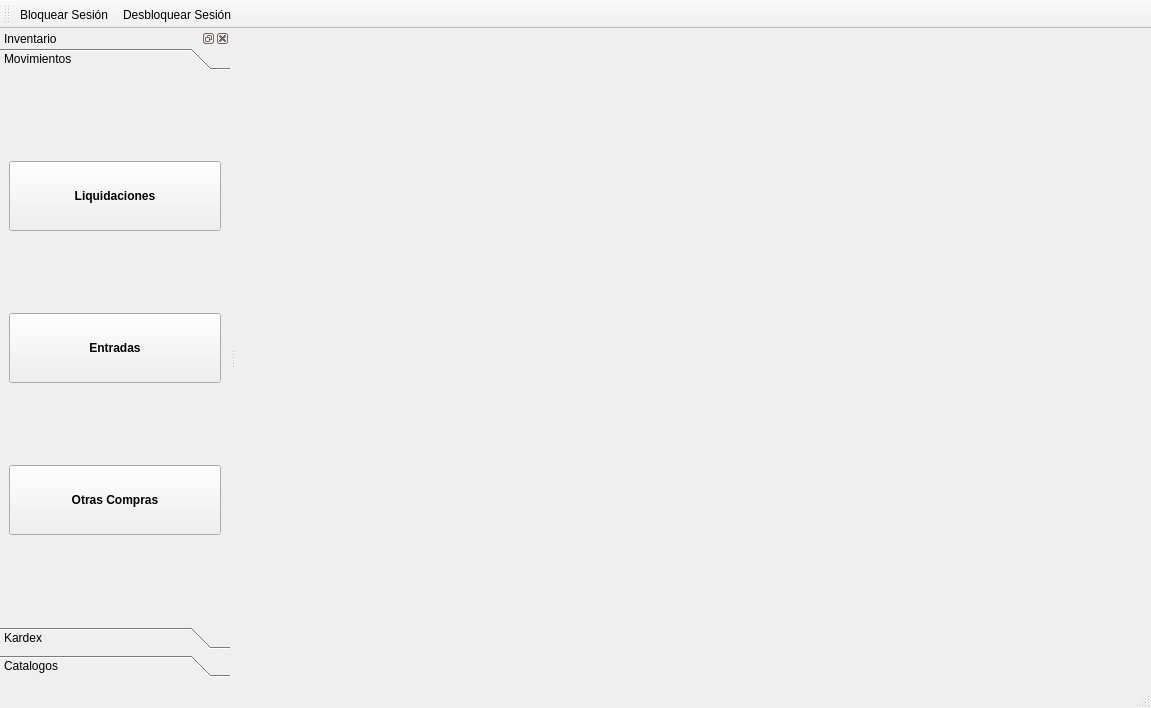
First picture: the form in esquipulaspy/ui/mainwindowinventario.ui, repository armonge/EsquipulasPy, before the edit.
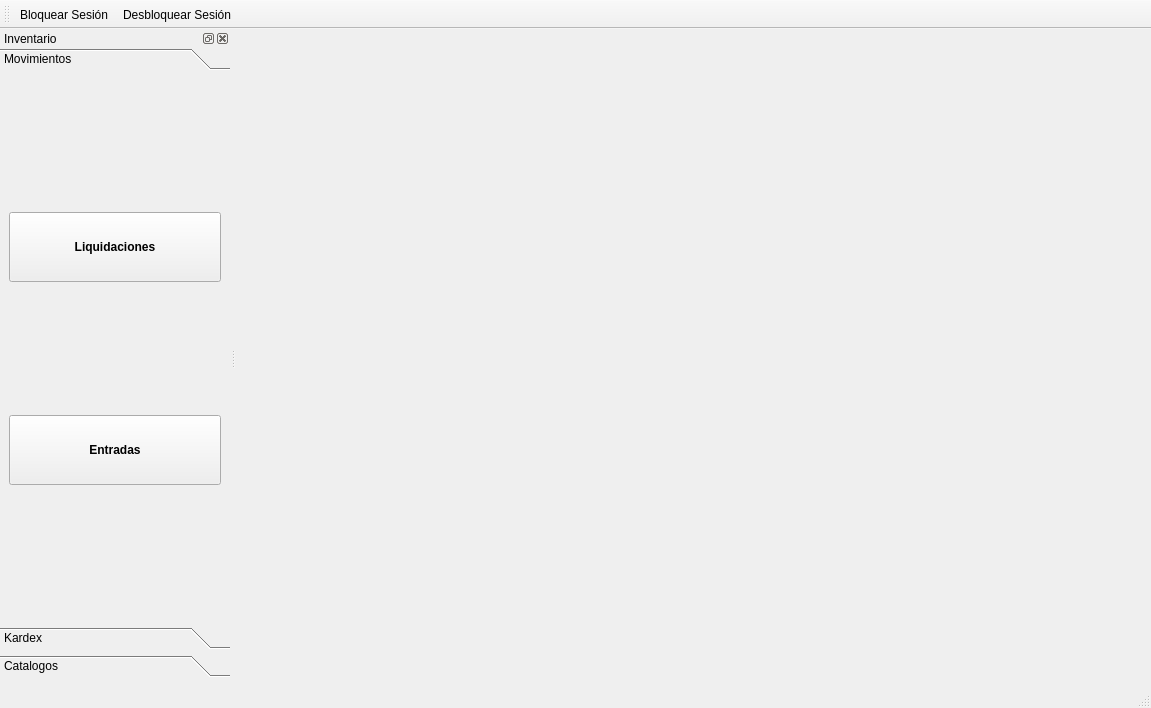
Second picture: the form after the edit. Icons and pictures are not drawn.

```diff
--- a/esquipulaspy/ui/mainwindowinventario.ui
+++ b/esquipulaspy/ui/mainwindowinventario.ui
@@ -177,44 +177,6 @@
            </property>
           </widget>
          </item>
-         <item>
-          <widget class="QPushButton" name="btnServices">
-           <property name="sizePolicy">
-            <sizepolicy hsizetype="MinimumExpanding" vsizetype="Fixed">
-             <horstretch>0</horstretch>
-             <verstretch>0</verstretch>
-            </sizepolicy>
-           </property>
-           <property name="minimumSize">
-            <size>
-             <width>0</width>
-             <height>70</height>
-            </size>
-           </property>
-           <property name="font">
-            <font>
-             <weight>75</weight>
-             <bold>true</bold>
-            </font>
-           </property>
-           <property name="text">
-            <string>Otras Compras</string>
-           </property>
-           <property name="icon">
-            <iconset resource="res.qrc">
-             <normaloff>:/icons/res/view-bank-account.png</normaloff>:/icons/res/view-bank-account.png</iconset>
-           </property>
-           <property name="iconSize">
-            <size>
-             <width>64</width>
-             <height>64</height>
-            </size>
-           </property>
-           <property name="flat">
-            <bool>false</bool>
-           </property>
-          </widget>
-         </item>
         </layout>
        </widget>
        <widget class="QWidget" name="widget">
```
Left out of the diff: 10 changed lines with no effect on the pictures.
